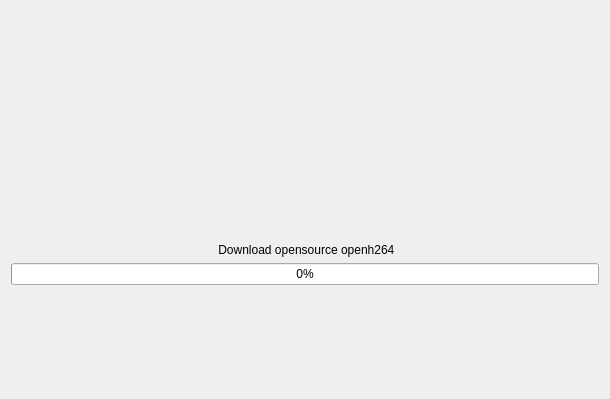
The window that src/ciscoOpenh264/QvkCiscoWaitDialog.ui (vkohaupt/vokoscreenNG) describes before a commit, drawn with Qt 5.
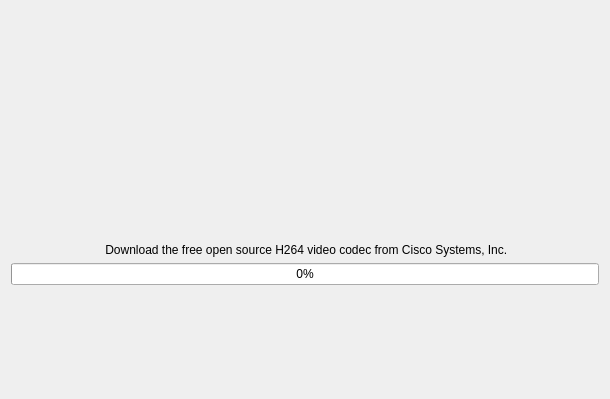
The same window after the commit. Icons and pictures are not drawn.

Patch:
```diff
--- a/src/ciscoOpenh264/QvkCiscoWaitDialog.ui
+++ b/src/ciscoOpenh264/QvkCiscoWaitDialog.ui
@@ -82,7 +82,7 @@
      <item row="4" column="0" alignment="Qt::AlignHCenter">
       <widget class="QLabel" name="label_2">
        <property name="text">
-        <string notr="true"> Download opensource openh264</string>
+        <string notr="true"> Download the free open source H264 video codec from Cisco Systems, Inc.</string>
        </property>
       </widget>
      </item>
```
